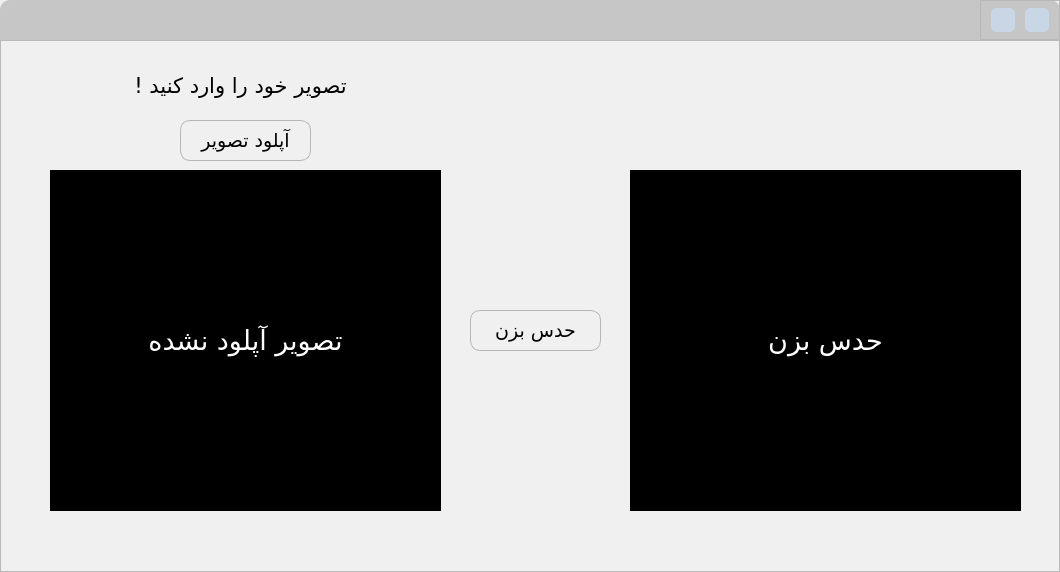
First picture: the form in predictNumUI.ui, repository AmirRghp/Number-Prediction, before the edit.
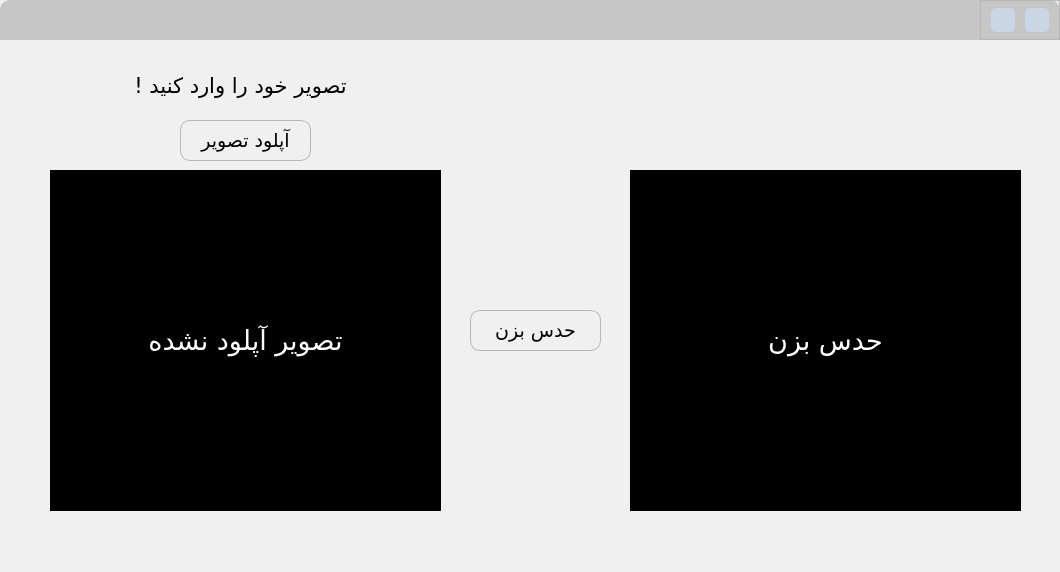
Second picture: the form after the edit. Icons and pictures are not drawn.

The edit to the form file:
```diff
--- a/predictNumUI.ui
+++ b/predictNumUI.ui
@@ -17,6 +17,14 @@
    <string notr="true">background-color: rgb(240, 240, 240);</string>
   </property>
   <widget class="QWidget" name="centralwidget">
+   <property name="styleSheet">
+    <string notr="true">QWidget#centralwidget{
+	border-top-left-radius :10px;
+	border-top-right-radius : 10px;
+	border-bottom-left-radius : 10px;
+	border-bottom-right-radius : 10px;
+}</string>
+   </property>
    <layout class="QVBoxLayout" name="verticalLayout">
     <property name="spacing">
      <number>0</number>
@@ -203,8 +211,8 @@
     <item>
      <widget class="QFrame" name="frame">
       <property name="styleSheet">
-       <string notr="true">Qframe#frame{
-	border-bottom-left-radius :10px;
+       <string notr="true">QFrame#frame{
+	border-bottom-left-radius : 10px;
 	border-bottom-right-radius : 10px;
 }</string>
       </property>
```
